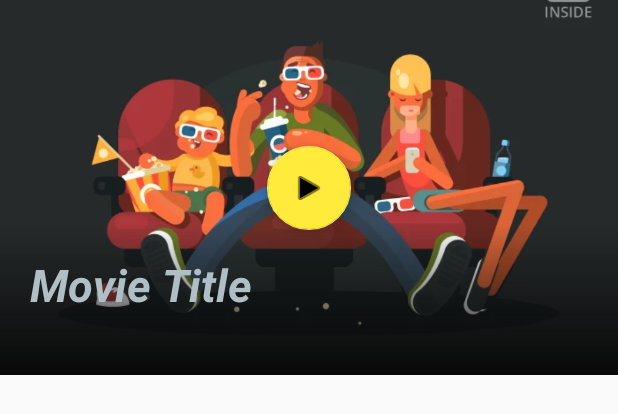
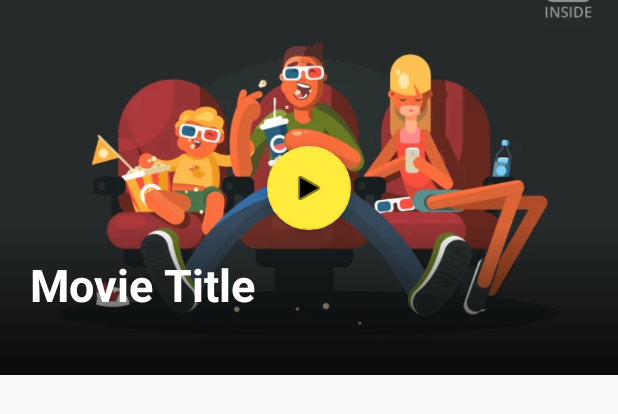
Before and after one commit to Udaysonu/Moviz, an Android app: the layout slide_item.xml on its own in the app's theme, with its tools: preview values and no code run, on a phone screen of 412 x 824 dp. Shown: the top 414 px of the screen. Run offline under Robolectric (Android 15) with nearby library versions, the phone set to English and light mode, and no system bars.

Commit message:
set text color

```diff
--- a/app/src/main/res/layout/slide_item.xml
+++ b/app/src/main/res/layout/slide_item.xml
@@ -50,7 +50,8 @@
         android:paddingLeft="20dp"
         android:textSize="30dp"
         android:text="Movie Title"
-        android:textStyle="bold|italic"
+        android:textColor="#FFFFFF"
+        android:textStyle="bold"
         android:layout_marginBottom="40dp"
         app:layout_constraintBottom_toBottomOf="parent"
         app:layout_constraintEnd_toEndOf="parent"
```
